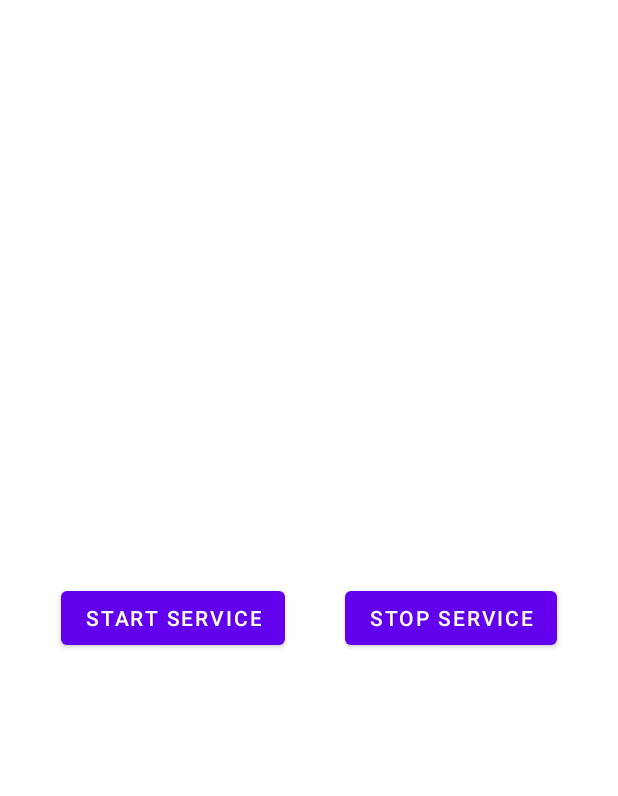
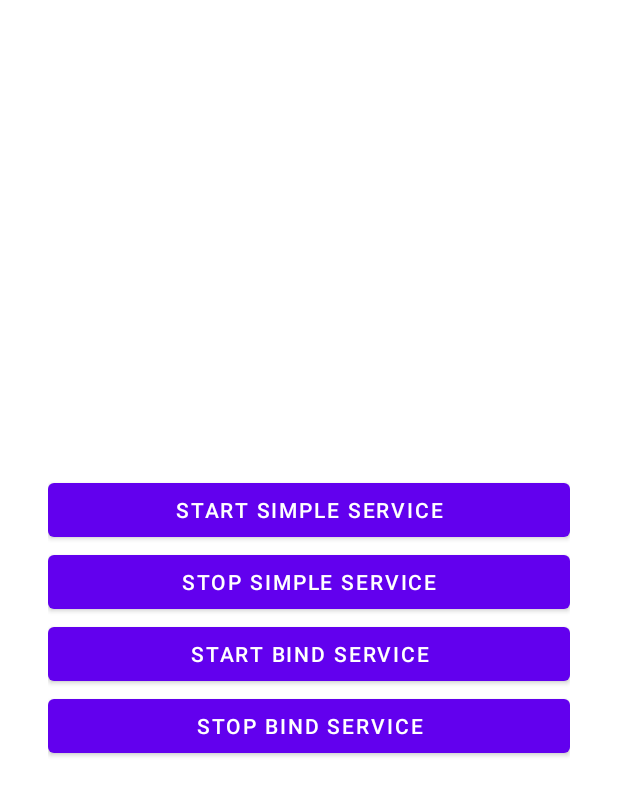
Before and after one commit to dach83/Services, an Android app: the layout activity_main.xml on its own in the app's theme, with its tools: preview values and no code run, on a phone screen of 412 x 824 dp. Shown: the top 796 px of the screen. Run offline under Robolectric (Android 15) with nearby library versions, the phone set to English and light mode, and no system bars.

Commit message:
Add services

```diff
--- a/app/src/main/AndroidManifest.xml
+++ b/app/src/main/AndroidManifest.xml
@@ -22,7 +22,10 @@
                 <category android:name="android.intent.category.LAUNCHER" />
             </intent-filter>
         </activity>
-        <service android:name=".MyService"/>
+
+        <service android:name=".SimpleService" />
+        <service android:name=".BindService" />
+        <service android:name=".HelloService"/>
     </application>
 
 </manifest>
--- a/app/src/main/java/com/chernorotov/services/MyService.kt
+++ b/app/src/main/java/com/chernorotov/services/SimpleService.kt
@@ -7,7 +7,7 @@ import android.util.Log
 
 
 
-class MyService : Service() {
+class SimpleService : Service() {
 
     override fun onCreate() {
         super.onCreate()
@@ -21,7 +21,7 @@ class MyService : Service() {
 
     override fun onStartCommand(intent: Intent?, flags: Int, startId: Int): Int {
         Log.d(TAG, "onStartCommand: ")
-        return super.onStartCommand(intent, flags, startId)
+        return START_NOT_STICKY
     }
 
     override fun onDestroy() {
@@ -30,7 +30,7 @@ class MyService : Service() {
     }
 
     companion object {
-        const val TAG = "MyService"
+        const val TAG = "MySimpleService"
     }
 
 }
--- a/app/src/main/res/layout/activity_main.xml
+++ b/app/src/main/res/layout/activity_main.xml
@@ -1,30 +1,36 @@
 <?xml version="1.0" encoding="utf-8"?>
-<androidx.constraintlayout.widget.ConstraintLayout xmlns:android="http://schemas.android.com/apk/res/android"
+<LinearLayout xmlns:android="http://schemas.android.com/apk/res/android"
     xmlns:app="http://schemas.android.com/apk/res-auto"
     xmlns:tools="http://schemas.android.com/tools"
     android:layout_width="match_parent"
     android:layout_height="match_parent"
+    android:paddingHorizontal="32dp"
+    android:gravity="center"
+    android:orientation="vertical"
     tools:context=".MainActivity">
 
     <Button
-        android:id="@+id/start_service_button"
-        android:layout_width="wrap_content"
+        android:id="@+id/start_simple_service_button"
+        android:layout_width="match_parent"
         android:layout_height="wrap_content"
-        android:text="@string/start_service"
-        app:layout_constraintBottom_toBottomOf="parent"
-        app:layout_constraintEnd_toStartOf="@id/stop_service_button"
-        app:layout_constraintStart_toStartOf="parent"
-        app:layout_constraintTop_toTopOf="parent" />
+        android:text="@string/start_simple_service"/>
 
     <Button
-        android:id="@+id/stop_service_button"
-        android:layout_width="wrap_content"
+        android:id="@+id/stop_simple_service_button"
+        android:layout_width="match_parent"
         android:layout_height="wrap_content"
-        android:text="@string/stop_service"
-        app:layout_constraintBottom_toBottomOf="parent"
-        app:layout_constraintEnd_toEndOf="parent"
-        app:layout_constraintStart_toEndOf="@id/start_service_button"
-        app:layout_constraintTop_toTopOf="parent" />
+        android:text="@string/stop_simple_service"/>
 
+    <Button
+        android:id="@+id/start_bind_service_button"
+        android:layout_width="match_parent"
+        android:layout_height="wrap_content"
+        android:text="@string/start_bind_service"/>
 
-</androidx.constraintlayout.widget.ConstraintLayout>
+    <Button
+        android:id="@+id/stop_bind_service_button"
+        android:layout_width="match_parent"
+        android:layout_height="wrap_content"
+        android:text="@string/stop_bind_service"/>
+
+</LinearLayout>
--- a/app/src/main/res/values/strings.xml
+++ b/app/src/main/res/values/strings.xml
@@ -1,5 +1,7 @@
 <resources>
     <string name="app_name">Services</string>
-    <string name="start_service">Start service</string>
-    <string name="stop_service">Stop service</string>
+    <string name="start_simple_service">Start simple service</string>
+    <string name="stop_simple_service">Stop simple service</string>
+    <string name="start_bind_service">Start bind service</string>
+    <string name="stop_bind_service">Stop bind service</string>
 </resources>
```
Also changed, not shown: app/src/main/java/com/chernorotov/services/BindService.kt (added, +30 -0 lines), app/src/main/java/com/chernorotov/services/HelloService.kt (added, +62 -0 lines), app/src/main/java/com/chernorotov/services/MainActivity.kt (+5 -15 lines).
